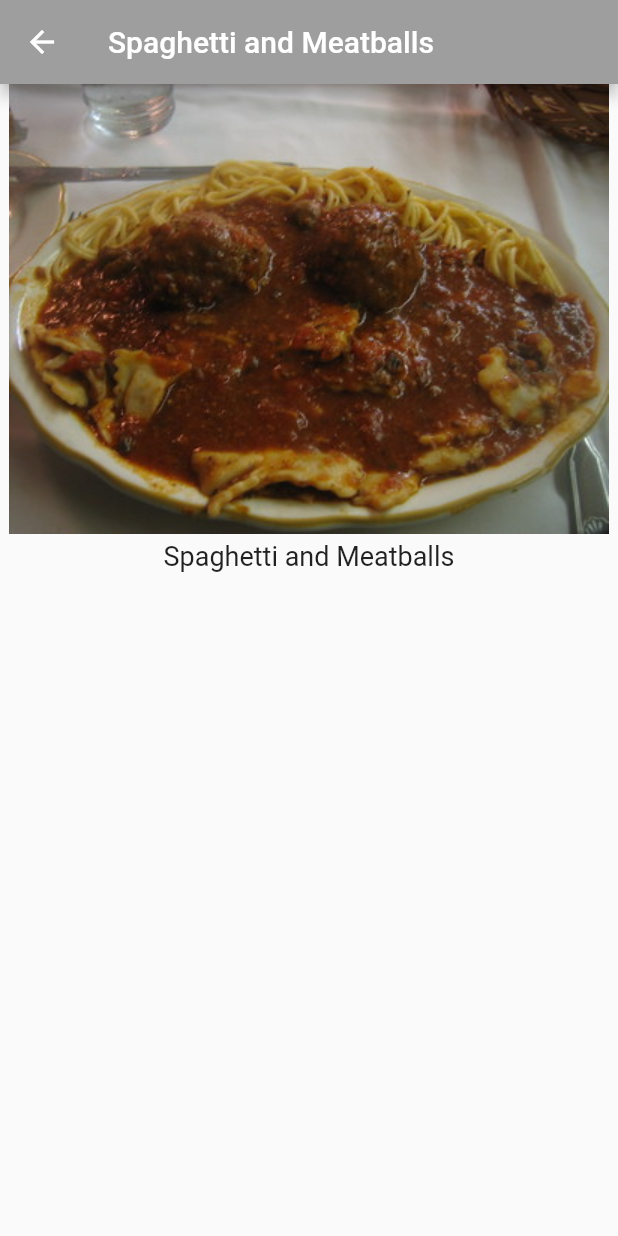
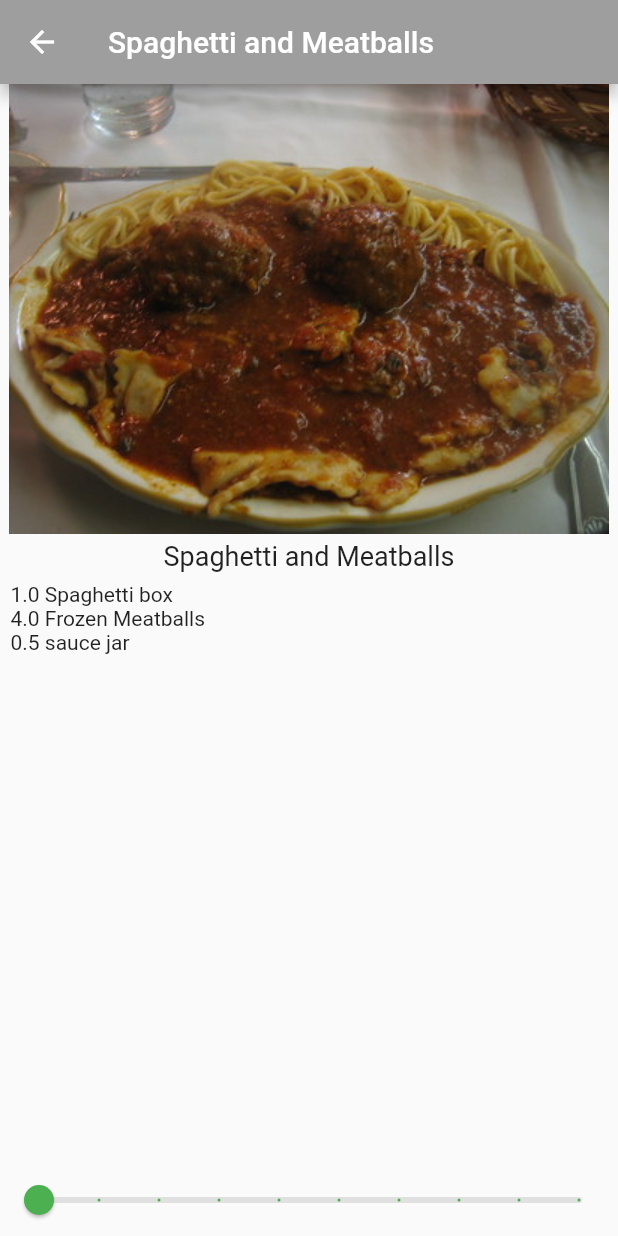
Before and after one commit to MeYo0o/recipes, a Flutter app: the RecipeDetail screen opened directly with sample values from the repository, on a phone screen of 412 x 824 dp. Run offline on Flutter 3.47's test engine with Material 2 defaults, Android fonts, the phone set to English and light mode, and no system bars.

Commit message:
update: Recipe Detail Screen (Ingredients & Slider).

```diff
--- a/lib/screens/recipe_detail.dart
+++ b/lib/screens/recipe_detail.dart
@@ -1,4 +1,5 @@
 import 'package:flutter/material.dart';
+import 'package:recipes/models/ingredient.dart';
 import 'package:recipes/models/recipe.dart';
 
 class RecipeDetail extends StatefulWidget {
@@ -11,7 +12,7 @@ class RecipeDetail extends StatefulWidget {
 }
 
 class _RecipeDetailState extends State<RecipeDetail> {
-  // TODO: Add _sliderVal here
+  int _sliderVal = 1;
   @override
   Widget build(BuildContext context) {
     //1
@@ -47,8 +48,40 @@ class _RecipeDetailState extends State<RecipeDetail> {
                 fontSize: 18.0,
               ),
             ),
-            // TODO: Add Expanded
-            // TODO: Add Slider() here
+            Expanded(
+              child: ListView.builder(
+                padding: const EdgeInsets.all(7.0),
+                itemCount: widget.recipe.ingredients.length,
+                itemBuilder: (context, index) {
+                  final Ingredient ingredient =
+                      widget.recipe.ingredients[index];
+
+                  //9
+                  return Text(
+                      '${ingredient.quantity * _sliderVal} ${ingredient.measure} ${ingredient.name}');
+                },
+              ),
+            ),
+
+            Slider(
+              //10
+              min: 1,
+              max: 10,
+              divisions: 9,
+              //11
+              label: '${_sliderVal * widget.recipe.servings} servings',
+              //12
+              value: _sliderVal.toDouble(),
+              //13
+              onChanged: (value) {
+                setState(() {
+                  _sliderVal = value.toInt();
+                });
+              },
+              //14
+              activeColor: Colors.green,
+              inactiveColor: Colors.grey.shade300,
+            ),
           ],
         ),
       ),
```
